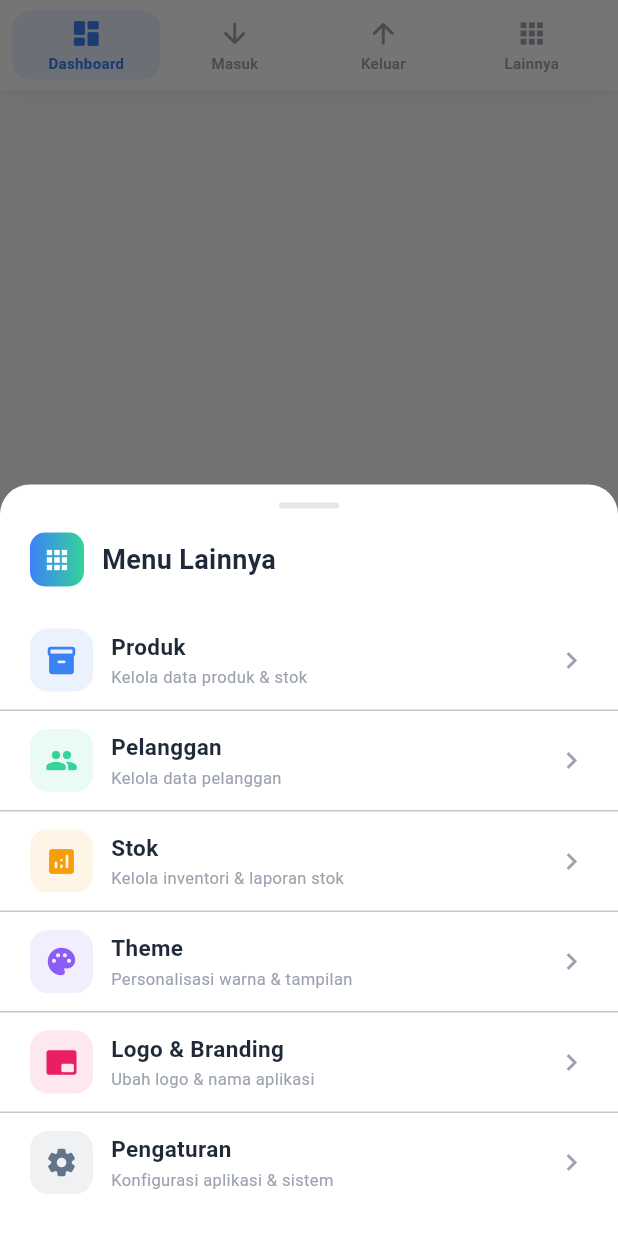
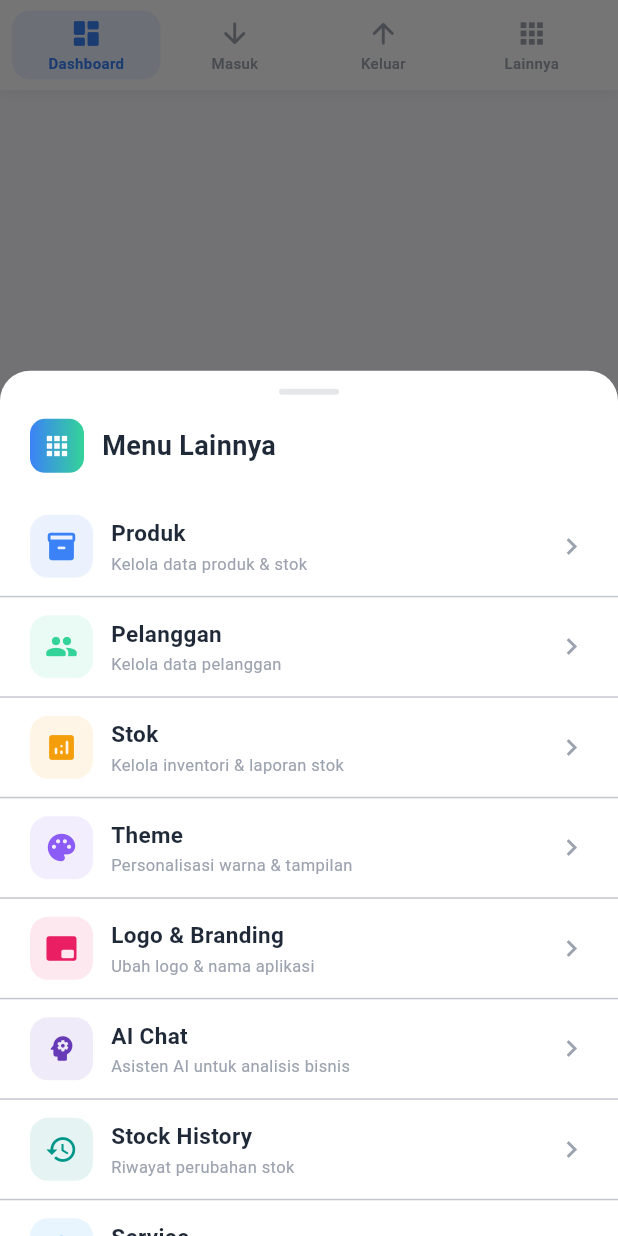
Before and after one commit to allzndd/mobile-posphone, a Flutter app: the MobileBottomNav widget shown alone on an empty page, opened directly with empty values, after a tap on "Lainnya", on a phone screen of 412 x 824 dp. Run offline on Flutter 3.47's test engine with Material 3 defaults, Android fonts, the phone set to English and light mode, and no system bars; our stand-ins replace fl_chart, image_picker, shared_preferences; accounts and stored records are empty; network calls fail; Roboto replaces fonts that are missing (SF Pro Display).

Commit message:
Update mobile_bottom_nav.dart

```diff
--- a/lib/layouts/widgets/mobile_bottom_nav.dart
+++ b/lib/layouts/widgets/mobile_bottom_nav.dart
@@ -71,7 +71,12 @@ class MobileBottomNav extends StatelessWidget {
                       selectedIndex == 4 ||
                       selectedIndex == 5 ||
                       selectedIndex == 7 ||
-                      selectedIndex == 8,
+                      selectedIndex == 8 ||
+                      selectedIndex == 9 ||
+                      selectedIndex == 10 ||
+                      selectedIndex == 11 ||
+                      selectedIndex == 12 ||
+                      selectedIndex == 13,
                   showSubmenu: true,
                 ),
               ],
@@ -265,6 +270,56 @@ class MobileBottomNav extends StatelessWidget {
                           const Divider(height: 1),
                           _buildSubmenuItem(
                             context: context,
+                            icon: Icons.psychology_rounded,
+                            title: 'AI Chat',
+                            subtitle: 'Asisten AI untuk analisis bisnis',
+                            color: Colors.deepPurple,
+                            index: 9,
+                            isSelected: selectedIndex == 9,
+                          ),
+                          const Divider(height: 1),
+                          _buildSubmenuItem(
+                            context: context,
+                            icon: Icons.history,
+                            title: 'Stock History',
+                            subtitle: 'Riwayat perubahan stok',
+                            color: Colors.teal,
+                            index: 10,
+                            isSelected: selectedIndex == 10,
+                          ),
+                          const Divider(height: 1),
+                          _buildSubmenuItem(
+                            context: context,
+                            icon: Icons.build_circle_rounded,
+                            title: 'Service',
+                            subtitle: 'Kelola service & perbaikan',
+                            color: Colors.blue,
+                            index: 11,
+                            isSelected: selectedIndex == 11,
+                          ),
+                          const Divider(height: 1),
+                          _buildSubmenuItem(
+                            context: context,
+                            icon: Icons.swap_horiz_rounded,
+                            title: 'Trade In',
+                            subtitle: 'Tukar tambah produk',
+                            color: Colors.cyan,
+                            index: 12,
+                            isSelected: selectedIndex == 12,
+                          ),
+                          const Divider(height: 1),
+                          _buildSubmenuItem(
+                            context: context,
+                            icon: Icons.assessment_rounded,
+                            title: 'Report',
+                            subtitle: 'Laporan & analisis lengkap',
+                            color: Colors.indigo,
+                            index: 13,
+                            isSelected: selectedIndex == 13,
+                          ),
+                          const Divider(height: 1),
+                          _buildSubmenuItem(
+                            context: context,
                             icon: Icons.settings_rounded,
                             title: 'Pengaturan',
                             subtitle: 'Konfigurasi aplikasi & sistem',
```
